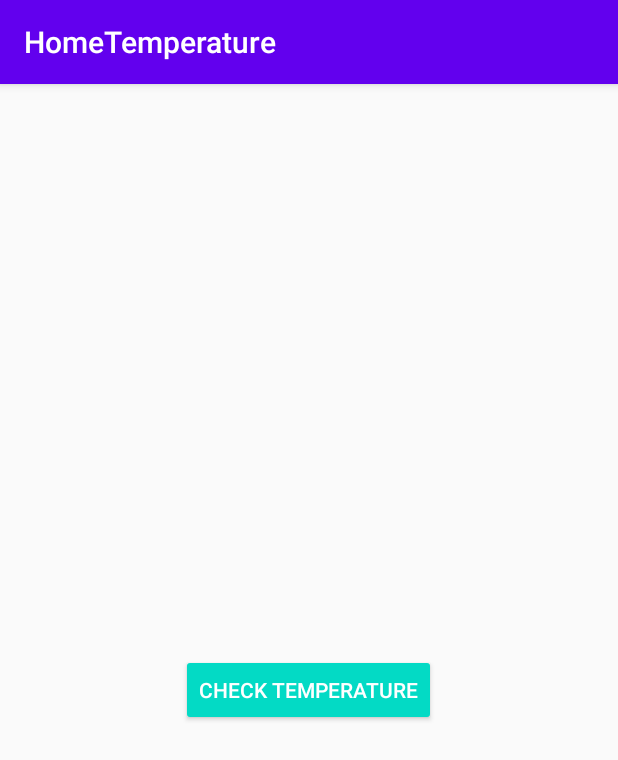
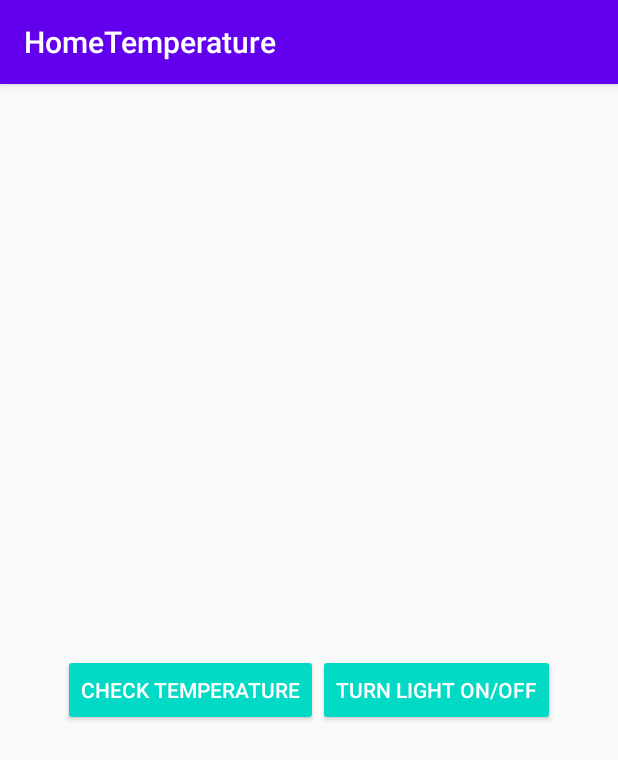
Before and after one commit to SzymonOzog/HomeTemperature, an Android app: the screen it shows after launch (MainActivity), after a tap on "CHECK TEMPERATURE", on a phone screen of 412 x 824 dp. Shown: the top 760 px of the screen. Run offline under Robolectric (Android 15) with nearby library versions, the phone set to English and light mode, and no system bars.

Commit message:
added light control button and functionality

```diff
--- a/app/src/main/java/com/example/hometemperature/MainActivity.java
+++ b/app/src/main/java/com/example/hometemperature/MainActivity.java
@@ -18,7 +18,7 @@ import java.net.SocketException;
 public class MainActivity extends AppCompatActivity {
 
     TextView temperatureTV;
-    Button checkTemperatureBtn;
+    Button checkTemperatureBtn, lightBtn;
     public static int port = 2390;
     public static String ipAddress = "192.168.0.13";
 
@@ -28,22 +28,28 @@ public class MainActivity extends AppCompatActivity {
         setContentView(R.layout.activity_main);
         temperatureTV = findViewById((R.id.temperatureTV));
         checkTemperatureBtn = findViewById((R.id.checkTempBtn));
-
+        lightBtn = findViewById((R.id.turnLightBtn));
         checkTemperatureBtn.setOnClickListener(new View.OnClickListener() {
             @Override
             public void onClick(View view) {
-                new Thread(new ClientSend()).start();
+                new Thread(new ClientSend("GetTemperature")).start();
                 ClientListen listener = new ClientListen();
                 new Thread(listener).start();
             }
         });
-    }
-
-    public void setTemperatureTV(String temperature) {
-        temperatureTV.setText(temperature);
+        lightBtn.setOnClickListener(new View.OnClickListener() {
+            @Override
+            public void onClick(View view) {
+                new Thread(new ClientSend("Light")).start();
+            }
+        });
     }
 
     class ClientSend implements Runnable {
+        String textToSend = "";
+        ClientSend(String _textToSend){
+            textToSend = _textToSend;
+        }
         @Override
         public void run() {
             try {
@@ -51,7 +57,7 @@ public class MainActivity extends AppCompatActivity {
                 udpSocket.setReuseAddress(true);
                 udpSocket.bind(new InetSocketAddress(MainActivity.port));
                 InetAddress serverAddress = InetAddress.getByName(MainActivity.ipAddress);
-                byte[] buf =("GetTemperature").getBytes();
+                byte[] buf = textToSend.getBytes();
                 DatagramPacket packet = new DatagramPacket(buf, buf.length, serverAddress, MainActivity.port);
                 udpSocket.send(packet);
             } catch (SocketException e) {
--- a/app/src/main/res/layout/activity_main.xml
+++ b/app/src/main/res/layout/activity_main.xml
@@ -30,5 +30,11 @@
                 android:layout_width="match_parent"
                 android:layout_height="match_parent"
                 android:text="Check temperature" />
+            <Button
+                android:id="@+id/turnLightBtn"
+                style="@style/Widget.AppCompat.Button.Colored"
+                android:layout_width="match_parent"
+                android:layout_height="match_parent"
+                android:text="Turn light on/off" />
         </TableRow>
     </TableLayout>
```
